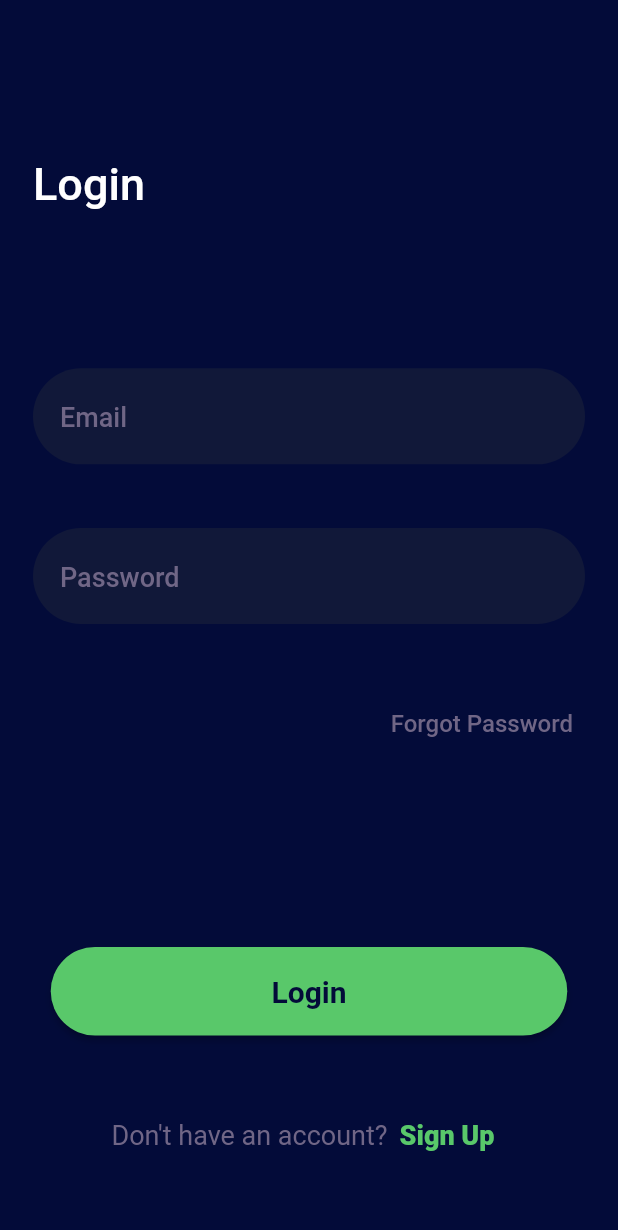
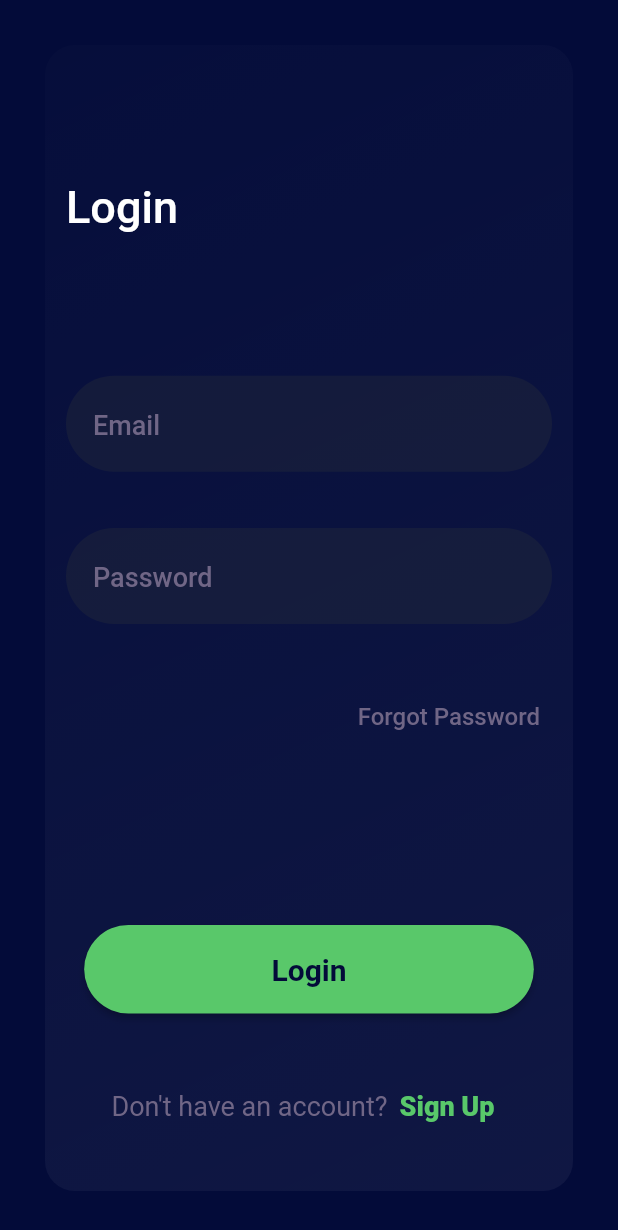
Before and after one commit to Clueless-Community/Spectrum-UI, a Flutter app: the screen it shows after launch, after a tap on "Login UI", on a phone screen of 412 x 824 dp. Shown: the top 1230 px of the screen. Run offline on Flutter 3.47's test engine with Material 2 defaults, Android fonts, the phone set to English and light mode, and no system bars; drawn by our look-alikes of glassmorphism.

Commit message:
Sign-Up-Login-UI

```diff
--- a/lib/UI_Pages/loginScreen_AnukirtiYadav/screens/login_screen.dart
+++ b/lib/UI_Pages/loginScreen_AnukirtiYadav/screens/login_screen.dart
@@ -1,6 +1,7 @@
 import 'package:flutter/material.dart';
 import 'package:flutter_ui/UI_Pages/signUpScreen_AnukirtiYadav/screens/signUp_screen.dart';
 import 'package:flutter_ui/UI_Pages/signUpScreen_AnukirtiYadav/widgets/textFormField_widget.dart';
+import 'package:glassmorphism/glassmorphism.dart';
 
 class LoginScreen extends StatefulWidget {
   const LoginScreen({super.key});
@@ -16,7 +17,30 @@ class _LoginScreenState extends State<LoginScreen> {
       backgroundColor: const Color.fromARGB(255, 3, 11, 57),
       body: Container(
         margin: const EdgeInsets.all(12),
-        padding: const EdgeInsets.all(10),
+        padding: const EdgeInsets.all(18),
+        child: GlassmorphicContainer(
+          width: 400,
+          height: 800,
+          borderRadius: 20,
+          blur: 5,
+          alignment: Alignment.bottomCenter,
+          border: 2,
+          linearGradient: LinearGradient(
+            begin: Alignment.topLeft,
+            end: Alignment.bottomRight,
+            colors: [
+              const Color(0xFFffffff).withOpacity(0.01),
+              const Color(0xFFFFFFFF).withOpacity(0.05),
+            ],
+          ),
+          borderGradient: LinearGradient(
+            colors: [
+              const Color(0xFFffffff).withOpacity(0),
+              const Color((0xFFFFFFFF)).withOpacity(0),
+            ],
+          ),
+          child: Padding(
+            padding: const EdgeInsets.all(14.0),
             child: Column(
               mainAxisAlignment: MainAxisAlignment.spaceAround,
               crossAxisAlignment: CrossAxisAlignment.start,
@@ -72,7 +96,7 @@ class _LoginScreenState extends State<LoginScreen> {
                       ),
                       backgroundColor: const Color.fromARGB(255, 89, 200, 106),
                       padding: EdgeInsets.symmetric(
-                    horizontal: MediaQuery.of(context).size.width / 2.8,
+                        horizontal: MediaQuery.of(context).size.width / 3.3,
                         vertical: 18,
                       ),
                       textStyle: const TextStyle(
@@ -120,6 +144,8 @@ class _LoginScreenState extends State<LoginScreen> {
               ],
             ),
           ),
+        ),
+      ),
     );
   }
 }
--- a/pubspec.yaml
+++ b/pubspec.yaml
@@ -32,6 +32,7 @@ dependencies:
   flutter:
     sdk: flutter
   build_runner: ^2.2.1
+  glassmorphism: ^3.0.0
 
 
   # The following adds the Cupertino Icons font to your application.
```
Also changed, not shown: pubspec.lock. Lines whose indentation alone changed are shown as unchanged.
